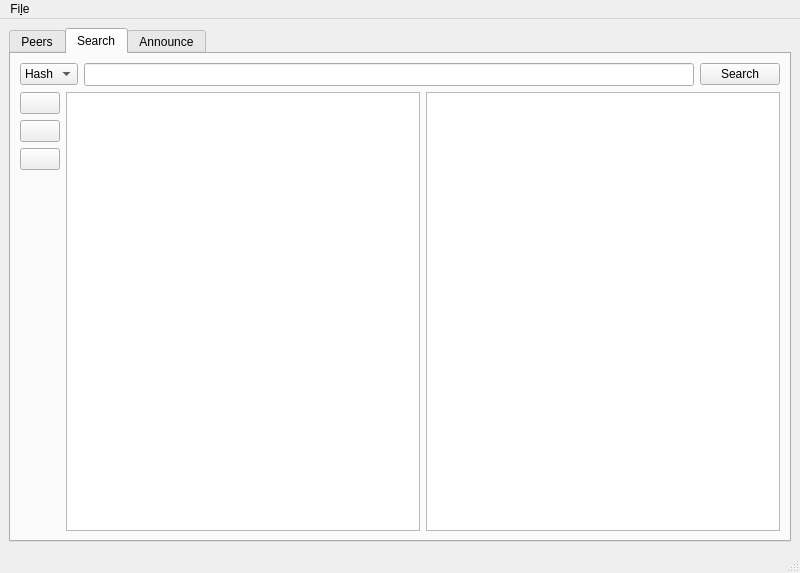
Old version of the form src/mainwindow.ui in the repository alexf91/dht-explorer.
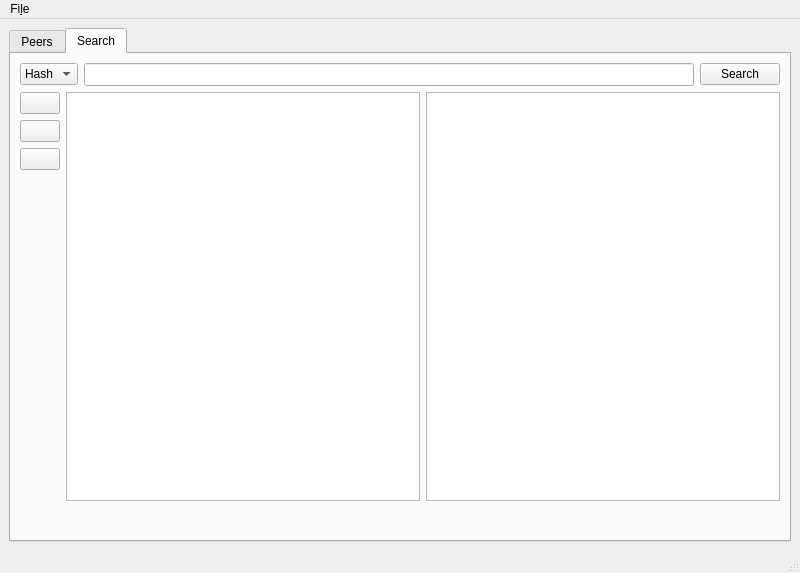
New version of the form. The open tabs and pages were chosen to show the change. Icons and pictures are not drawn.

Commit message: Remove Announce tab for now

```diff
--- a/src/mainwindow.ui
+++ b/src/mainwindow.ui
@@ -139,13 +139,27 @@
           </item>
          </widget>
         </item>
+        <item row="3" column="0" colspan="3">
+         <widget class="QLabel" name="searchLabel">
+          <property name="maximumSize">
+           <size>
+            <width>16777215</width>
+            <height>24</height>
+           </size>
+          </property>
+          <property name="layoutDirection">
+           <enum>Qt::LeftToRight</enum>
+          </property>
+          <property name="text">
+           <string/>
+          </property>
+          <property name="alignment">
+           <set>Qt::AlignRight|Qt::AlignTrailing|Qt::AlignVCenter</set>
+          </property>
+         </widget>
+        </item>
        </layout>
       </widget>
-      <widget class="QWidget" name="announceTab">
-       <attribute name="title">
-        <string>Announce</string>
-       </attribute>
-      </widget>
      </widget>
     </item>
    </layout>
```
Left out of the diff: 2 changed lines with no effect on the pictures. The commit also changes 2 other files.
